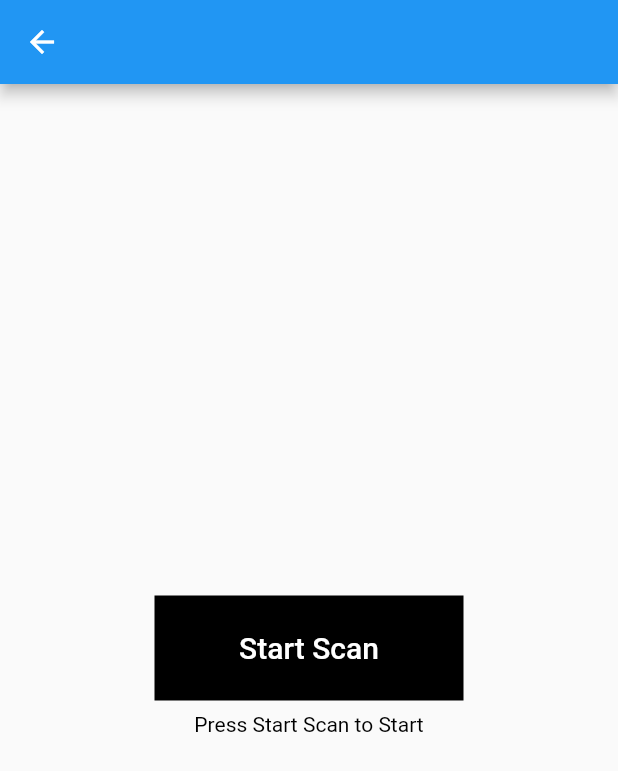
After one commit to ArmanNawaz/BTAttendance, a Flutter app: the ScanPage screen opened directly, after a tap on "Start Scan", after a tap on "Stop Scan", on a phone screen of 412 x 824 dp. The commit adds this screen. Shown: the top 771 px of the screen. Run offline on Flutter 3.47's test engine with Material 2 defaults, Android fonts, the phone set to English and light mode, and no system bars; our stand-ins replace firebase_core, flutter_blue; accounts and stored records are empty.

Commit message:
added bluetooth scanning

```diff
--- a/lib/screens/home_screen.dart
+++ b/lib/screens/home_screen.dart
@@ -1,4 +1,6 @@
+import 'package:eproxy/screens/scan_page.dart';
 import 'package:eproxy/services/bluetoothlist.dart';
+import 'package:eproxy/services/get_devices.dart';
 import 'package:flutter/cupertino.dart';
 import 'package:flutter/material.dart';
 import 'package:eproxy/screens/report.dart';
@@ -13,6 +15,7 @@ class HomeScreen extends StatefulWidget {
 }
 
 class _HomeScreenState extends State<HomeScreen> {
+  int start = 0;
 
   @override
   Widget build(BuildContext context) {
@@ -25,10 +28,18 @@ class _HomeScreenState extends State<HomeScreen> {
             buildButton(title: 'Take Attendance', onPress: () {}),
             buildButton(
                 title: 'Today\'s Report',
-                onPress: () {
+                onPress: () async{
+
+                  GetDevices getDevices = GetDevices();
+                  if(start == 0){
+                    getDevices.startScan();
+                    start++;
+                  }
+                  // getDevices.print1();
+                  await getDevices.getDevicesList();
                   Navigator.push(
                     context,
-                    MaterialPageRoute(builder: (context) => BluePage()),
+                    MaterialPageRoute(builder: (context) => ScanPage()),
                   );
                 }),
             buildButton(
--- /dev/null
+++ b/lib/screens/scan_page.dart
@@ -0,0 +1,66 @@
+import 'package:eproxy/services/get_devices.dart';
+import 'package:flutter/cupertino.dart';
+import 'package:flutter/material.dart';
+
+class ScanPage extends StatefulWidget {
+
+  @override
+  _ScanPageState createState() => _ScanPageState();
+}
+
+class _ScanPageState extends State<ScanPage> {
+
+  bool scanStarted = false;
+  GetDevices getDevices= GetDevices();
+  List deviceList = [];
+
+  @override
+  Widget build(BuildContext context) {
+    return Scaffold(
+      appBar: AppBar(),
+      body: Column(
+        mainAxisAlignment: MainAxisAlignment.center,
+        children: [
+          Center(
+            child: TextButton(onPressed: () async{
+              setState(() {
+                scanStarted = !scanStarted;
+              });
+              if(!scanStarted){
+                getDevices.startScan();
+                deviceList = await getDevices.getDevicesList();
+              }else{
+                print('Devices obtained: ${deviceList.length}');
+                getDevices.stopScan();
+              }
+            },
+                child: Container(
+                  height: 70.0,
+                  width: MediaQuery.of(context).size.width/2,
+                  decoration: BoxDecoration(
+                    color: Colors.black
+                  ),
+                  child: Padding(
+                    padding: EdgeInsets.all(5.0),
+                    child: Center(
+                      child: Text(scanStarted?'Stop Scan':'Start Scan',
+                      style: TextStyle(
+                        color: Colors.white,
+                        fontSize: 20.0
+                      ),
+                      ),
+                    ),
+                  ),
+                )
+            ),
+          ),
+          Text(scanStarted?'Scanning...\nPress Stop Scan to Start':'Press Start Scan to Start',
+          style: TextStyle(
+            color: Colors.black,
+          ),
+          )
+        ],
+      ),
+    );
+  }
+}
--- /dev/null
+++ b/lib/services/get_devices.dart
@@ -0,0 +1,63 @@
+import 'package:flutter_blue/flutter_blue.dart';
+
+class GetDevices{
+  List<BluetoothDevice> deviceList = [];
+  final FlutterBlue flutterBlue = FlutterBlue.instance;
+
+  print1(){
+    print('Test print');
+  }
+  Stream<BluetoothDevice> scanResults() async*{
+    flutterBlue.scanResults.listen((results) async*{
+      for(ScanResult result in results){
+        yield result.device;
+      }
+    });
+  }
+
+
+  Future<List<BluetoothDevice>> getDevicesList() async{
+
+    await flutterBlue.scanResults.listen((List<ScanResult> results) {
+      for(ScanResult result in results){
+        deviceList.add(result.device);
+      }
+    });
+    // Stream<BluetoothDevice> devices = await scanResults();
+    // Future.delayed(Duration(seconds: 1));
+    // print(devices);
+    // await for(var device in devices){
+    //   print('device: ' + device.id.toString());
+    //   if(!deviceList.contains(device)) deviceList.add(device);
+    // }
+    Future.delayed(Duration(seconds: 2));
+    print(deviceList.length);
+    return deviceList;
+  }
+
+  startScan() async{
+    await flutterBlue.startScan();
+  }
+  stopScan() async{
+    await flutterBlue.stopScan();
+  }
+  Stream scannedReults() async*{
+    print('Scan Starts');
+    await flutterBlue.startScan();
+    flutterBlue.scanResults
+        .listen((List<ScanResult> results){
+      for(ScanResult result in results){
+        // print('results');
+        // print(result.device.id.toString());
+        // print(result.device.type);
+        // print('\n');
+        deviceList.add(result.device);
+      }
+      print(deviceList);
+    });
+    flutterBlue.stopScan();
+
+  }
+
+
+}
```
